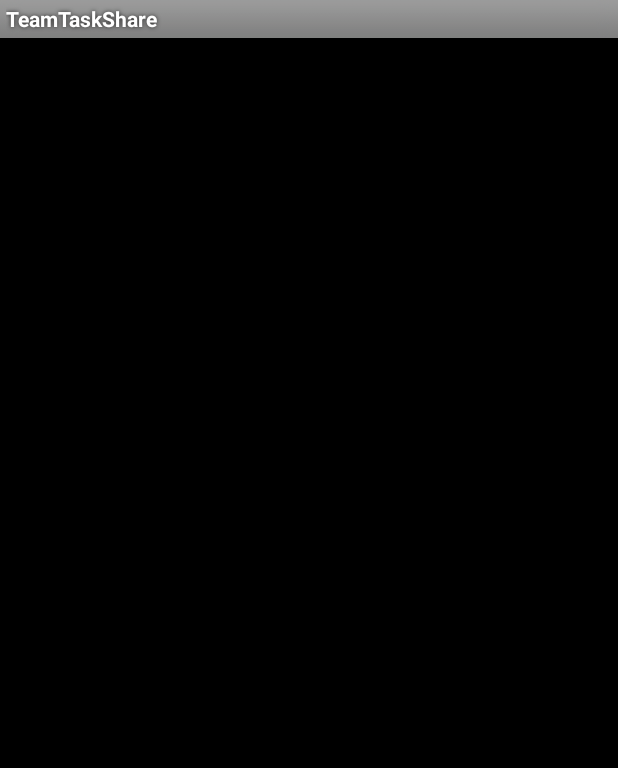
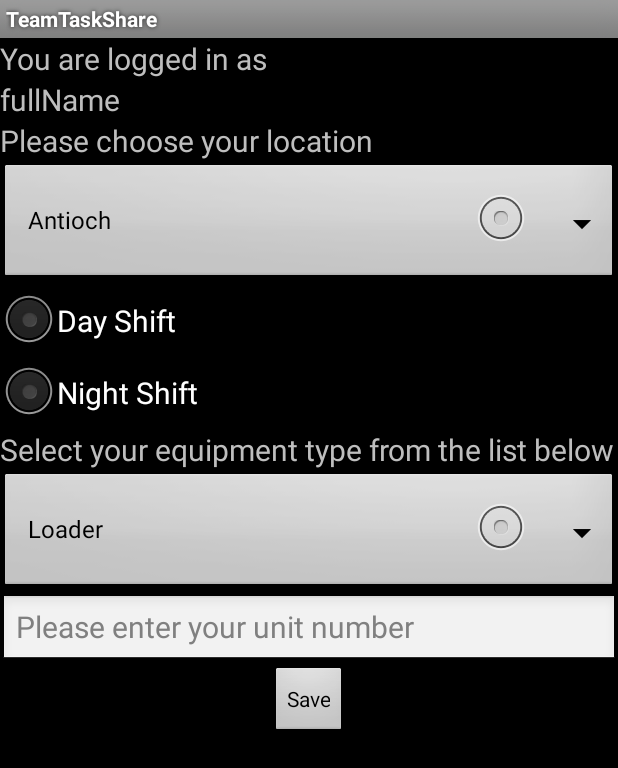
Before and after one commit to sguerrero1971/TeamTaskShare, an Android app: the screen it shows after launch (TaskShareActivity before the commit, TaskShareUserProfileActivity after it), on a phone screen of 412 x 824 dp. Shown: the top 768 px of the screen. Run offline under Robolectric (Android 15) with nearby library versions, the phone set to English and light mode, and no system bars; libraries missing offline, so code that uses them is left out: com.parse, com.parse.ui; 16 statements that could not run were skipped.

Commit message:
Profile is started need to setup the Parse objects for the items that will be defined, also need to determine where I am going to get the user info needed to send SMS messages on faulty components

```diff
--- a/app/src/main/AndroidManifest.xml
+++ b/app/src/main/AndroidManifest.xml
@@ -55,6 +55,10 @@
             android:name=".ui.activity.TaskShareEditActivity"
             android:label="@string/app_name"/>
 
+        <activity
+            android:name=".ui.activity.TaskShareUserProfileActivity"
+            android:label="@string/app_name"/>
+
     </application>
 
 </manifest>
--- a/app/src/main/java/com/sagapp/teamtaskshare/TaskShare.java
+++ b/app/src/main/java/com/sagapp/teamtaskshare/TaskShare.java
@@ -35,11 +35,11 @@ public class TaskShare extends ParseObject {
         put("status", status);
 	}
 
-    public String getShift(){
-        return getString("shift");
+    public boolean getShift(){
+        return getBoolean("shift");
     }
 
-    public void setShift(String shift){
+    public void setShift(boolean shift){
         put("shift", shift);
     }
 
--- a/app/src/main/java/com/sagapp/teamtaskshare/ui/activity/CheckListActivity.java
+++ b/app/src/main/java/com/sagapp/teamtaskshare/ui/activity/CheckListActivity.java
@@ -131,7 +131,7 @@ public class CheckListActivity extends Activity {
                 e.printStackTrace();
             }
                 ByteArrayOutputStream stream = new ByteArrayOutputStream();
-                bmp.compress(Bitmap.CompressFormat.PNG, 100, stream);
+                bmp.compress(Bitmap.CompressFormat.PNG, 50, stream);
                 pFile = new ParseFile(imageFileName, stream.toByteArray());
                 try {
                     pFile.save();
--- a/app/src/main/java/com/sagapp/teamtaskshare/ui/activity/TaskShareActivity.java
+++ b/app/src/main/java/com/sagapp/teamtaskshare/ui/activity/TaskShareActivity.java
@@ -3,6 +3,8 @@ package com.sagapp.teamtaskshare.ui.activity;
 import android.app.Activity;
 import android.content.Intent;
 import android.os.Bundle;
+import android.view.Menu;
+import android.view.MenuItem;
 import android.view.View;
 import android.widget.Button;
 import android.widget.TextView;
@@ -21,6 +23,9 @@ public class TaskShareActivity extends Activity {
     private TextView titleTextView;
     private TextView emailTextView;
     private TextView nameTextView;
+    private boolean profileCompleted = false;
+    private String email;
+    private String fullName;
     private Button loginOrLogoutButton;
     public ParseUser currentUser = ParseUser.getCurrentUser();
 
@@ -36,7 +41,11 @@ public class TaskShareActivity extends Activity {
         nameTextView = (TextView) findViewById(R.id.profile_name);
         titleTextView.setText(R.string.profile_title_logged_out);
 
-        if(currentUser != null){
+        if (profileCompleted == false) {
+            fillInProfile();
+        }
+
+        if(currentUser != null && profileCompleted == true){
             Intent myIntent = new Intent(this, CheckListActivity.class);
             startActivity(myIntent);
         }
@@ -89,7 +98,7 @@ public class TaskShareActivity extends Activity {
         }
     }
 
- /*
+
     @Override
     public boolean onCreateOptionsMenu(Menu menu) {
         getMenuInflater().inflate(R.menu.taskshare_list, menu);
@@ -100,30 +109,36 @@ public class TaskShareActivity extends Activity {
     public boolean onOptionsItemSelected(MenuItem item) {
         currentUser = ParseUser.getCurrentUser();
 
-        if (item.getItemId() == R.id.action_sync) {
-            TaskSync.syncTaskListToParse(this);
+        switch(item.getItemId()) {
+            case R.id.menu_item1:
+                Intent intent = new Intent(this, TaskShareUserProfileActivity.class);
+                this.startActivity(intent);
+                break;
+            case R.id.menu_item2:
+                // another startActivity, this is for item with id "menu_item2"
+                break;
+            default:
+                return super.onOptionsItemSelected(item);
         }
 
-        if (item.getItemId() == R.id.action_logout) {
-            // Log out the current user
-            showProfileLoggedOut();
-            // Clear the view
-            taskShareListAdapter.clear();
-        }
-
-        if (item.getItemId() == R.id.action_login) {
-            showProfileLoggedIn();
-        }
-
-        return super.onOptionsItemSelected(item);
+        return true;
     }
 
-*/
 
+
+
+    private void fillInProfile() {
+        email = currentUser.getEmail();
+        fullName = currentUser.getString("name");
+        Intent profileIntent = new Intent(this, TaskShareUserProfileActivity.class);
+        profileIntent.putExtra("fullName", fullName);
+        profileIntent.putExtra("email", email);
+        startActivity(profileIntent);
+    }
 
     /**
      * Shows the profile of the given user.
-     */
+
     private void showProfileLoggedIn() {
         titleTextView.setText(R.string.profile_title_logged_in);
         emailTextView.setText(currentUser.getEmail());
@@ -133,6 +148,7 @@ public class TaskShareActivity extends Activity {
         }
         loginOrLogoutButton.setText(R.string.profile_logout_button_label);
     }
+     */
 
     /**
      * Show a message asking the user to log in, toggle login/logout button text.
--- /dev/null
+++ b/app/src/main/java/com/sagapp/teamtaskshare/ui/activity/TaskShareUserProfileActivity.java
@@ -0,0 +1,96 @@
+package com.sagapp.teamtaskshare.ui.activity;
+
+import android.app.Activity;
+import android.content.Intent;
+import android.os.Bundle;
+import android.util.Log;
+import android.view.View;
+import android.widget.AdapterView;
+import android.widget.ArrayAdapter;
+import android.widget.Button;
+import android.widget.EditText;
+import android.widget.RadioButton;
+import android.widget.RadioGroup;
+import android.widget.Spinner;
+import android.widget.Toast;
+
+import com.sagapp.teamtaskshare.R;
+
+/**
+ * Created by Solar Employee on 1/10/2016.
+ */
+public class TaskShareUserProfileActivity extends Activity {
+
+    private Spinner  profileLocationSpinner;
+    private RadioGroup profileRadioGroup;
+    private RadioButton profileDayButton;
+    private RadioButton profileNightButton;
+    private Boolean shift;
+    private Spinner profileEquipmentSpinner;
+    private EditText profileUnitEditText;
+    private Button saveButton;
+
+    @Override
+    protected void onCreate(Bundle savedInstanceState) {
+        super.onCreate(savedInstanceState);
+        setContentView(R.layout.activity_user_profile);
+
+        saveButton.setOnClickListener(new View.OnClickListener() {
+            @Override
+            public void onClick(View v) {
+                Intent saveIntent = new Intent();
+
+            }
+        });
+
+        int selectedShift = profileRadioGroup.getCheckedRadioButtonId();
+
+        if(selectedShift == profileDayButton.getId()){
+            shift = true;
+        }else if(selectedShift == profileNightButton.getId()) {
+            shift = false;
+        }else if(selectedShift != profileDayButton.getId() && selectedShift != profileNightButton.getId()){
+            Toast.makeText(TaskShareUserProfileActivity.this, "Please select either Day shift or Night shift before saving ", Toast.LENGTH_LONG).show();
+            return;
+        }
+
+        Spinner locationSpinner = (Spinner)findViewById(R.id.profile_location_spinner);
+        String[] locations = getResources().getStringArray(R.array.locations);
+        ArrayAdapter<String> locationAdapter = new ArrayAdapter<>(this, android.R.layout.simple_spinner_dropdown_item, locations );
+        locationSpinner.setAdapter(locationAdapter);
+
+        locationSpinner.setOnItemSelectedListener(new AdapterView.OnItemSelectedListener() {
+            @Override
+            public void onItemSelected(AdapterView<?> parent, View view, int position, long id) {
+                Log.v("location", (String)parent.getItemAtPosition(position));
+            }
+
+            @Override
+            public void onNothingSelected(AdapterView<?> parent) {
+                Toast.makeText(TaskShareUserProfileActivity.this, "Please select a location before saving ", Toast.LENGTH_LONG).show();
+                return;
+            }
+        });
+
+        Spinner equipmentSpinner = (Spinner)findViewById(R.id.profile_equipment_spinner);
+        String[] equipment = getResources().getStringArray(R.array.equiment_types);
+        ArrayAdapter<String> adapter = new ArrayAdapter<String>(this, android.R.layout.simple_spinner_dropdown_item, equipment);
+        equipmentSpinner.setAdapter(adapter);
+
+        equipmentSpinner.setOnItemSelectedListener(new AdapterView.OnItemSelectedListener() {
+            @Override
+            public void onItemSelected(AdapterView<?> parent, View view, int position, long id) {
+                Log.v("equipment", (String)parent.getItemAtPosition(position));
+            }
+
+            @Override
+            public void onNothingSelected(AdapterView<?> parent) {
+                Toast.makeText(TaskShareUserProfileActivity.this, "Please select a piece of equipment before saving ", Toast.LENGTH_LONG).show();
+                return;
+            }
+        });
+
+    }
+
+
+}
--- /dev/null
+++ b/app/src/main/res/layout/activity_user_profile.xml
@@ -0,0 +1,92 @@
+<?xml version="1.0" encoding="utf-8"?>
+<LinearLayout xmlns:android="http://schemas.android.com/apk/res/android"
+              android:orientation="vertical"
+              android:textSize="20sp"
+              android:layout_width="match_parent"
+              android:layout_height="match_parent"
+    >
+
+    <TextView
+        android:layout_width="match_parent"
+        android:layout_height="wrap_content"
+        android:textSize="20sp"
+        android:text="@string/profile_title_logged_in"
+        android:id="@+id/profile_id"/>
+
+    <TextView
+        android:layout_width="match_parent"
+        android:layout_height="wrap_content"
+        android:textSize="20sp"
+        android:text="@string/fullName"
+        android:id="@+id/profile_fullName"/>
+
+    <TextView
+        android:layout_width="match_parent"
+        android:layout_height="wrap_content"
+        android:textSize="20sp"
+        android:text="@string/location"
+        android:id="@+id/profile_location"/>
+
+    <Spinner
+        android:id="@+id/profile_location_spinner"
+        android:layout_width="match_parent"
+        android:layout_height="wrap_content"
+        android:textSize="20sp"
+        android:background="@android:drawable/btn_dropdown"
+        android:spinnerMode="dropdown" />
+
+    <RadioGroup
+        android:layout_width="wrap_content"
+        android:layout_height="wrap_content"
+        android:textSize="20sp"
+        android:text="@string/profile_radio_group"
+        android:id="@+id/radioGroup_profile">
+
+        <RadioButton
+            android:layout_width="match_parent"
+            android:layout_height="match_parent"
+            android:textSize="20sp"
+            android:text="@string/profile_day_shift"
+            android:id="@+id/profile_day_shift"
+            android:checked="false" />
+
+        <RadioButton
+            android:layout_width="wrap_content"
+            android:layout_height="wrap_content"
+            android:textSize="20sp"
+            android:text="@string/profile_night_shift"
+            android:id="@+id/profile_night_shift"
+            android:checked="false" />
+    </RadioGroup>
+
+    <TextView
+        android:layout_width="match_parent"
+        android:layout_height="wrap_content"
+        android:textSize="20sp"
+        android:text="@string/equipment_type"
+        android:id="@+id/profile_equipment_type"/>
+
+
+    <Spinner
+        android:id="@+id/profile_equipment_spinner"
+        android:layout_width="match_parent"
+        android:layout_height="wrap_content"
+        android:textSize="20sp"
+        android:background="@android:drawable/btn_dropdown"
+        android:spinnerMode="dropdown" />
+
+    <EditText
+        android:layout_width="match_parent"
+        android:layout_height="wrap_content"
+        android:textSize="20sp"
+        android:hint="@string/profile_unit_hint"
+        android:id="@+id/profile_unit_number"/>
+
+    <Button
+        android:layout_width="wrap_content"
+        android:layout_height="wrap_content"
+        android:text="@string/save"
+        android:id="@+id/profile_save"
+        android:layout_gravity="center"/>
+
+</LinearLayout>
--- a/app/src/main/res/menu/taskshare_list.xml
+++ b/app/src/main/res/menu/taskshare_list.xml
@@ -1,8 +1,13 @@
 <menu xmlns:android="http://schemas.android.com/apk/res/android" >
    <item
-        android:id="@+id/action_settings"
+        android:id="@+id/menu_item1"
         android:icon="@drawable/ic_action_refresh"
-        android:showAsAction="ifRoom"
+        android:title="@string/current_profile">
+    </item>
+
+    <item
+        android:id="@+id/menu_item2"
+        android:icon="@drawable/ic_action_refresh"
         android:title="@string/current_profile">
     </item>
 
--- a/app/src/main/res/values/strings.xml
+++ b/app/src/main/res/values/strings.xml
@@ -27,4 +27,12 @@
     <string name="submit_button">Submit</string>
     <string name="camera_button">Take a Picture</string>
     <string name="camera_image">camera_image</string>
+    <string name="fullName">fullName</string>
+    <string name="equipment_type">Select your equipment type from the list below</string>
+    <string name="location">Please choose your location</string>
+    <string name="profile_night_shift">Night Shift</string>
+    <string name="profile_day_shift">Day Shift</string>
+    <string name="profile_radio_group">Please select your shift</string>
+    <string name="profile_unit_hint">Please enter your unit number</string>
+    <string name="save">Save</string>
 </resources>
--- a/app/src/main/res/values/tasklist_items.xml
+++ b/app/src/main/res/values/tasklist_items.xml
@@ -25,9 +25,20 @@
         <item>SCSR</item> -->
     </string-array>
 
-    <string-array name="shift">
-        <item>Day</item>
-        <item>Night</item>
+    <string-array name="locations">
+        <item>Antioch</item>
+        <item>Carbandale</item>
+        <item>Charger</item>
+        <item>Ireland</item>
+        <item>Lewis</item>
+        <item>Petersburg</item>
+    </string-array>
+
+    <string-array name="equiment_types">
+        <item>Loader</item>
+        <item>Shovel</item>
+        <item>Haul Truck</item>
+        <item>Coal Truck</item>
     </string-array>
 
 </resources>
```
Also changed, not shown: app/src/main/res/layout/activity_taskshare_user_profile.xml (deleted, +0 -53 lines).
